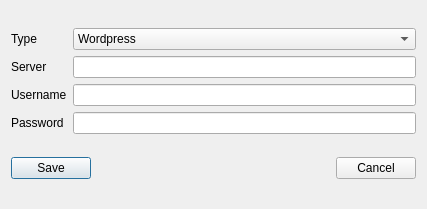
siddhesh/lekhonee, file ui/ConfigureWin.ui: the form before one commit.
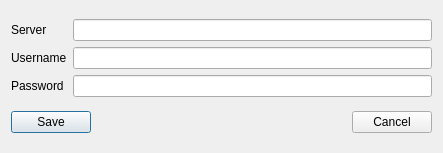
The form after the commit. Icons and pictures are not drawn.

What changed in the file:
```diff
--- a/ui/ConfigureWin.ui
+++ b/ui/ConfigureWin.ui
@@ -4,46 +4,43 @@
   <property name="windowModality" >
    <enum>Qt::ApplicationModal</enum>
   </property>
-  <property name="geometry" >
+  <property name="geometry">
    <rect>
     <x>0</x>
     <y>0</y>
-    <width>427</width>
-    <height>209</height>
+    <width>443</width>
+    <height>153</height>
    </rect>
   </property>
   <property name="windowTitle" >
    <string>Configure Lekhonee</string>
   </property>
-  <layout class="QGridLayout" >
-   <item row="0" column="0" >
-    <layout class="QHBoxLayout" >
+  <property name="windowIcon">
+   <iconset resource="../Chotha/resource.qrc">
+    <normaloff>:/pixmaps/lekhonee.png</normaloff>:/pixmaps/lekhonee.png</iconset>
+  </property>
+  <layout class="QVBoxLayout" name="verticalLayout">
+   <item>
+    <layout class="QHBoxLayout">
      <item>
-      <layout class="QVBoxLayout" >
+      <layout class="QVBoxLayout">
        <item>
-        <widget class="QLabel" name="label_4" >
-         <property name="text" >
-          <string>Type</string>
-         </property>
-        </widget>
-       </item>
-       <item>
-        <widget class="QLabel" name="label" >
-         <property name="text" >
+        <widget class="QLabel" name="label">
+         <property name="text">
           <string>Server</string>
          </property>
         </widget>
        </item>
        <item>
-        <widget class="QLabel" name="label_2" >
-         <property name="text" >
+        <widget class="QLabel" name="label_2">
+         <property name="text">
           <string>Username</string>
          </property>
         </widget>
        </item>
        <item>
-        <widget class="QLabel" name="label_3" >
-         <property name="text" >
+        <widget class="QLabel" name="label_3">
+         <property name="text">
           <string>Password</string>
          </property>
         </widget>
@@ -51,30 +48,16 @@
       </layout>
      </item>
      <item>
-      <layout class="QVBoxLayout" >
+      <layout class="QVBoxLayout">
        <item>
-        <widget class="QComboBox" name="typeBox" >
-         <item>
-          <property name="text" >
-           <string>Wordpress</string>
-          </property>
-         </item>
-         <item>
-          <property name="text" >
-           <string>Livejournal</string>
-          </property>
-         </item>
-        </widget>
+        <widget class="QLineEdit" name="serverTxt"/>
        </item>
        <item>
-        <widget class="QLineEdit" name="serverTxt" />
+        <widget class="QLineEdit" name="usernameTxt"/>
        </item>
        <item>
-        <widget class="QLineEdit" name="usernameTxt" />
-       </item>
-       <item>
-        <widget class="QLineEdit" name="passwordTxt" >
-         <property name="text" >
+        <widget class="QLineEdit" name="passwordTxt">
+         <property name="text">
           <string/>
          </property>
          <property name="echoMode" >
@@ -86,11 +69,11 @@
      </item>
     </layout>
    </item>
-   <item row="1" column="0" >
-    <layout class="QHBoxLayout" >
+   <item>
+    <layout class="QHBoxLayout">
      <item>
-      <widget class="QPushButton" name="saveBttn" >
-       <property name="text" >
+      <widget class="QPushButton" name="saveBttn">
+       <property name="text">
         <string>Save</string>
        </property>
        <property name="icon" >
@@ -113,8 +96,8 @@
       </spacer>
      </item>
      <item>
-      <widget class="QPushButton" name="cancelBttn" >
-       <property name="text" >
+      <widget class="QPushButton" name="cancelBttn">
+       <property name="text">
         <string>Cancel</string>
        </property>
        <property name="icon" >
```
Left out of the diff: 31 changed lines with no effect on the pictures.
